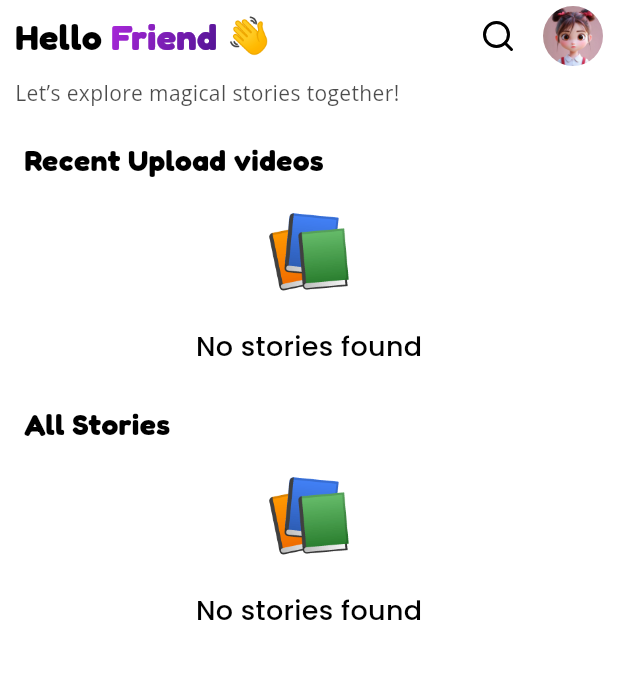
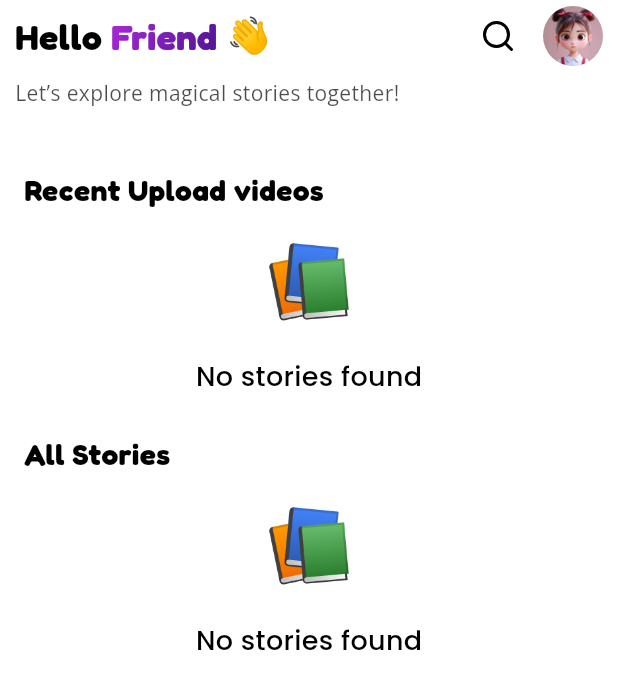
Before and after one commit to Jalaludheen25/Zaitoon, a Flutter app: the HomeScreen screen opened directly, on a phone screen of 412 x 824 dp. Shown: the top 689 px of the screen. Run offline on Flutter 3.47's test engine with Material 3 defaults, Android fonts, the phone set to English and light mode, and no system bars; our stand-ins replace animate_do, cached_network_image, cloud_firestore, extended_image, firebase_auth, firebase_core and 17 more; missing offline and left inert: flutter_pdfview, fluttermoji, onesignal_flutter; accounts and stored records are empty; network calls fail.

Commit message:
home page debug

```diff
--- a/lib/constants/image_class.dart
+++ b/lib/constants/image_class.dart
@@ -25,6 +25,7 @@ class ImageClass {
 
   //quiz
   static const String quizBg = '${imageRoot}quizLanding.png';
+  static const String quizdark = '${imageRoot}quizdark.png';
   static const String quizHome = '${imageRoot}quizHome.png';
   static const String congo = '${imageRoot}congo.png';
 
--- a/lib/screens/home_screen/home_screen.dart
+++ b/lib/screens/home_screen/home_screen.dart
@@ -67,6 +67,8 @@ class _HomeScreenState extends State<HomeScreen> with TickerProviderStateMixin {
           Provider.of<UserDataProvider>(context, listen: false);
       final brightBoxProvider =
           Provider.of<BrightBoxProvider>(context, listen: false);
+      final storiesProvider =
+          Provider.of<StoriesProvider>(context, listen: false);
 
       homeProvider.fetchStories().then((value) {
         homeProvider.fetchHighlightedContent();
@@ -75,6 +77,7 @@ class _HomeScreenState extends State<HomeScreen> with TickerProviderStateMixin {
       });
 
       brightBoxProvider.loadCategories();
+      storiesProvider.fetchStories(); // Initialize standalone stories
     });
   }
 
@@ -248,6 +251,7 @@ class _HomeScreenState extends State<HomeScreen> with TickerProviderStateMixin {
                       child: _buildGreetingSection(
                           user.name ?? '', user, themeProvider.isDarkMode),
                     ),
+                    const SizedBox(height: 20),
                     Consumer<HomeProvider>(
                       builder: (context, provider, _) {
                         if (provider.isHighlightedLoading) {
@@ -782,7 +786,7 @@ class _HomeScreenState extends State<HomeScreen> with TickerProviderStateMixin {
         height: 126,
         clipBehavior: Clip.hardEdge,
         decoration: const BoxDecoration(
-          color: Colors.white,
+          //color: Colors.white,
         ),
         child: SizedBox(
           width: double.infinity,
```
Also changed, not shown: lib/screens/home_screen/components/highlighted_cards.dart (+5 -9 lines), assets/images/quizdark.png (added).
